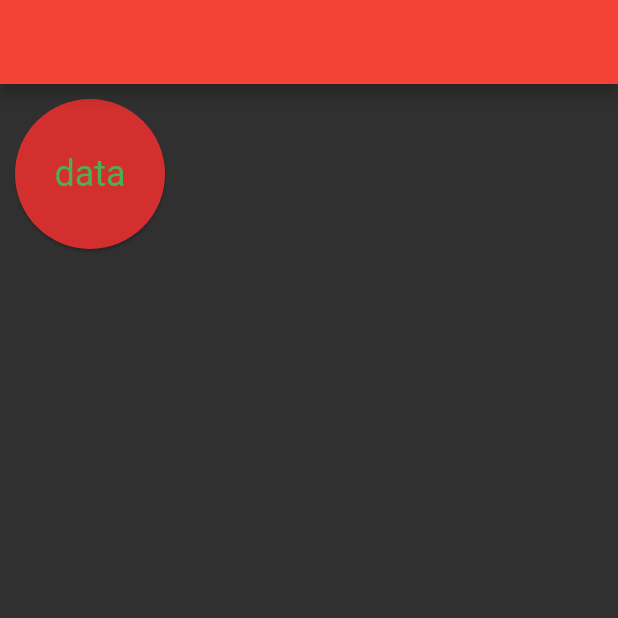
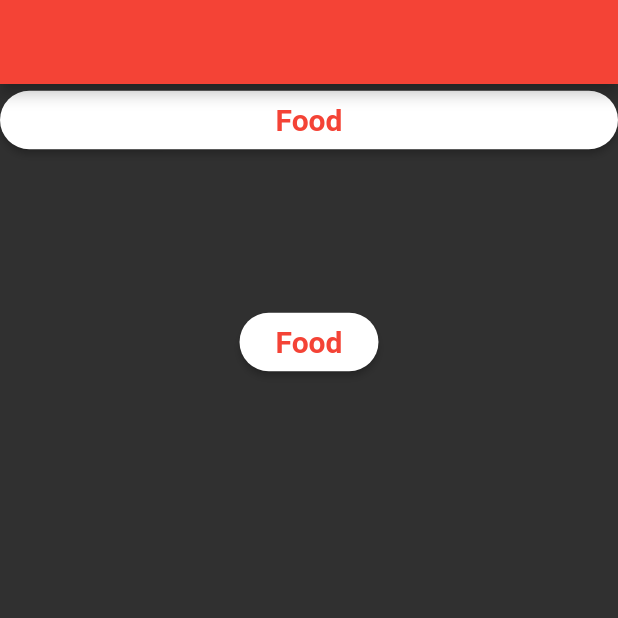
Before and after one commit to ylmzoguzhan/flutter_learn, a Flutter app: the screen it shows after launch, on a phone screen of 412 x 824 dp, the top half of it. Run offline on Flutter 3.47's test engine with Material 2 defaults, Android fonts, the phone set to English and light mode, and no system bars.

Commit message:
customwidget

```diff
--- /dev/null
+++ b/lib/101/custom_widget_learn.dart
@@ -0,0 +1,62 @@
+import 'package:flutter/material.dart';
+
+class CustomWidgetLearn extends StatelessWidget with ColorsUtility {
+  CustomWidgetLearn({Key? key}) : super(key: key);
+  final String title = 'Food';
+  @override
+  Widget build(BuildContext context) {
+    return Scaffold(
+      appBar: AppBar(),
+      body: Column(
+        children: [
+          Center(
+              child: SizedBox(
+            width: MediaQuery.of(context).size.width,
+            child: CustomFoodButton(
+              title: title,
+              onPressed: () {},
+            ),
+          )),
+          const SizedBox(
+            height: 100,
+          ),
+          CustomFoodButton(title: title, onPressed: () {})
+        ],
+      ),
+    );
+  }
+}
+
+class ColorsUtility {
+  final Color redColor = Colors.red;
+  final Color whiteColor = Colors.white;
+}
+
+class PaddingUtility {
+  final EdgeInsets normalPadding = const EdgeInsets.all(8.0);
+}
+
+class CustomFoodButton extends StatelessWidget
+    with ColorsUtility, PaddingUtility {
+  CustomFoodButton({Key? key, required this.title, required this.onPressed})
+      : super(key: key);
+  final String title;
+  final void Function() onPressed;
+  @override
+  Widget build(BuildContext context) {
+    return ElevatedButton(
+        style: ElevatedButton.styleFrom(
+            primary: whiteColor, shape: const StadiumBorder()),
+        onPressed: onPressed,
+        child: Padding(
+          padding: normalPadding,
+          child: Text(
+            title,
+            style: Theme.of(context)
+                .textTheme
+                .headline6
+                ?.copyWith(color: redColor, fontWeight: FontWeight.bold),
+          ),
+        ));
+  }
+}
--- a/lib/main.dart
+++ b/lib/main.dart
@@ -1,5 +1,5 @@
 import 'package:flutter/material.dart';
-import 'package:flutter_full_learn/101/card_learn.dart';
+import 'package:flutter_full_learn/101/custom_widget_learn.dart';
 
 void main() {
   runApp(const MyApp());
@@ -17,6 +17,6 @@ class MyApp extends StatelessWidget {
         theme: ThemeData.dark().copyWith(
             appBarTheme:
                 const AppBarTheme(centerTitle: true, color: Colors.red)),
-        home: const CardLearn());
+        home: CustomWidgetLearn());
   }
 }
--- a/pubspec.yaml
+++ b/pubspec.yaml
@@ -58,9 +58,8 @@ flutter:
   uses-material-design: true
 
   # To add assets to your application, add an assets section, like this:
-  # assets:
-  #   - images/a_dot_burr.jpeg
-  #   - images/a_dot_ham.jpeg
+  #assets:
+    #- assets/apple-book.png
 
   # An image asset can refer to one or more resolution-specific "variants", see
   # https://flutter.dev/assets-and-images/#resolution-aware.
```
Also changed, not shown: assets/apple-book.png (added).
